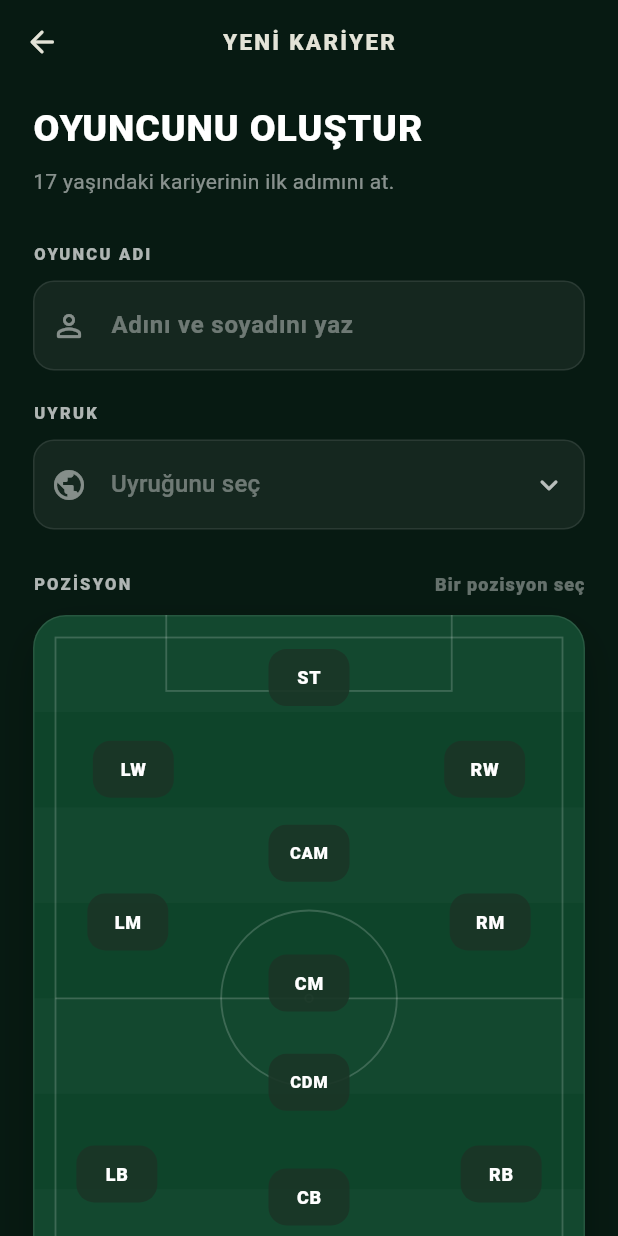
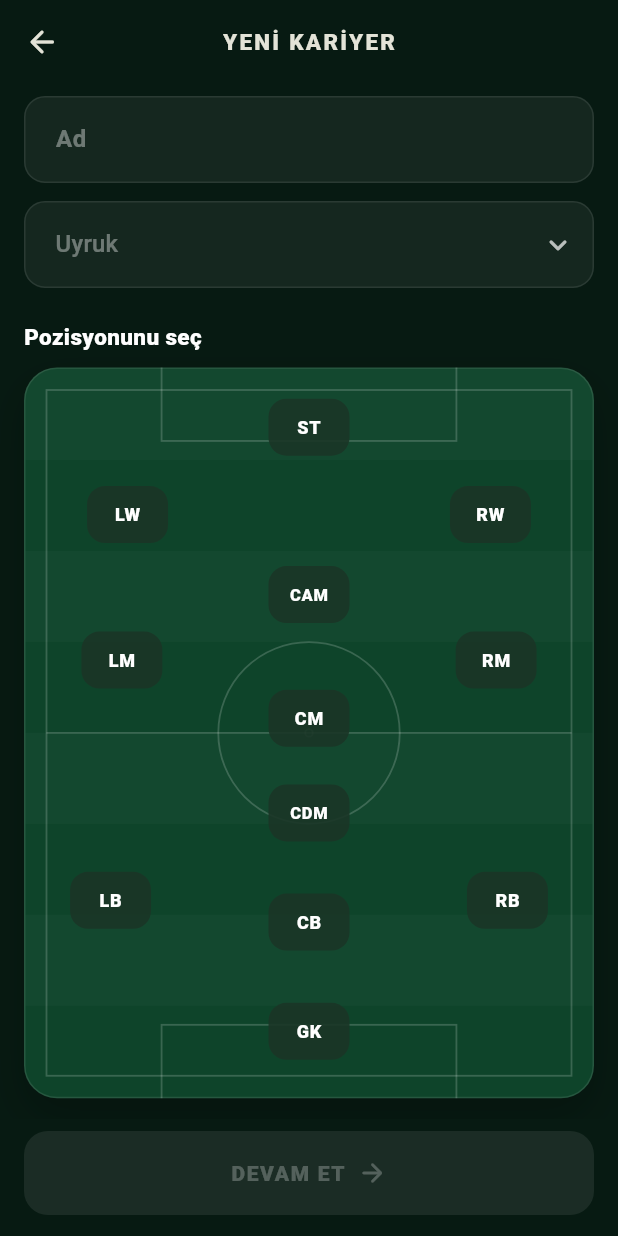
Before and after one commit to mfurkaneraslan/wonderkid, a Flutter app: the CreateCareerScreen screen opened directly, on a phone screen of 412 x 824 dp. Run offline on Flutter 3.47's test engine with Material 3 defaults, Android fonts, the light colour scheme and no system bars.

Commit message:
Refine new career mobile layout

```diff
--- a/lib/create_career_screen.dart
+++ b/lib/create_career_screen.dart
@@ -92,32 +92,12 @@ class _CreateCareerScreenState extends State<CreateCareerScreen> {
         top: false,
         child: Center(
           child: SingleChildScrollView(
-            padding: const EdgeInsets.fromLTRB(22, 12, 22, 30),
+            padding: const EdgeInsets.fromLTRB(16, 8, 16, 24),
             child: ConstrainedBox(
-              constraints: const BoxConstraints(maxWidth: 500),
+              constraints: const BoxConstraints(maxWidth: 440),
               child: Column(
                 crossAxisAlignment: CrossAxisAlignment.start,
                 children: [
-                  const Text(
-                    'OYUNCUNU OLUŞTUR',
-                    style: TextStyle(
-                      color: Colors.white,
-                      fontSize: 25,
-                      fontWeight: FontWeight.w900,
-                      letterSpacing: 0.6,
-                    ),
-                  ),
-                  const SizedBox(height: 7),
-                  Text(
-                    '17 yaşındaki kariyerinin ilk adımını at.',
-                    style: TextStyle(
-                      color: Colors.white.withValues(alpha: 0.52),
-                      fontSize: 14,
-                    ),
-                  ),
-                  const SizedBox(height: 30),
-                  const _SectionLabel('OYUNCU ADI'),
-                  const SizedBox(height: 10),
                   TextField(
                     key: const Key('playerNameField'),
                     controller: _nameController,
@@ -126,14 +106,10 @@ class _CreateCareerScreenState extends State<CreateCareerScreen> {
                     maxLength: 24,
                     onChanged: (_) => setState(() {}),
                     style: const TextStyle(fontWeight: FontWeight.w700),
-                    decoration: _inputDecoration(
-                      hintText: 'Adını ve soyadını yaz',
-                      prefixIcon: Icons.person_outline_rounded,
-                    ).copyWith(counterText: ''),
+                    decoration: _inputDecoration(hintText: 'Ad')
+                        .copyWith(counterText: ''),
                   ),
-                  const SizedBox(height: 20),
-                  const _SectionLabel('UYRUK'),
-                  const SizedBox(height: 10),
+                  const SizedBox(height: 12),
                   DropdownButtonFormField<String>(
                     key: const Key('nationalityField'),
                     initialValue: _nationality,
@@ -141,14 +117,12 @@ class _CreateCareerScreenState extends State<CreateCareerScreen> {
                     dropdownColor: const Color(0xFF143323),
                     icon: const Icon(Icons.keyboard_arrow_down_rounded),
                     hint: Text(
-                      'Uyruğunu seç',
+                      'Uyruk',
                       style: TextStyle(
                         color: Colors.white.withValues(alpha: 0.38),
                       ),
                     ),
-                    decoration: _inputDecoration(
-                      prefixIcon: Icons.public_rounded,
-                    ),
+                    decoration: _inputDecoration(),
                     items: _nationalities
                         .map(
                           (country) => DropdownMenuItem(
@@ -159,51 +133,74 @@ class _CreateCareerScreenState extends State<CreateCareerScreen> {
                         .toList(),
                     onChanged: (value) => setState(() => _nationality = value),
                   ),
-                  const SizedBox(height: 28),
+                  const SizedBox(height: 22),
                   Row(
                     mainAxisAlignment: MainAxisAlignment.spaceBetween,
                     children: [
-                      const _SectionLabel('POZİSYON'),
+                      const Text(
+                        'Pozisyonunu seç',
+                        style: TextStyle(
+                          color: Colors.white,
+                          fontSize: 15,
+                          fontWeight: FontWeight.w800,
+                        ),
+                      ),
                       AnimatedSwitcher(
                         duration: const Duration(milliseconds: 180),
+                        child: _position == null
+                            ? const SizedBox.shrink()
+                            : Container(
+                                key: ValueKey(_position),
+                                padding: const EdgeInsets.symmetric(
+                                  horizontal: 11,
+                                  vertical: 5,
+                                ),
+                                decoration: BoxDecoration(
+                                  color: _accent.withValues(alpha: 0.13),
+                                  borderRadius: BorderRadius.circular(20),
+                                ),
                                 child: Text(
-                          _position ?? 'Bir pozisyon seç',
-                          key: ValueKey(_position),
-                          style: TextStyle(
-                            color: _position == null
-                                ? Colors.white.withValues(alpha: 0.38)
-                                : _accent,
+                                  _position!,
+                                  style: const TextStyle(
+                                    color: _accent,
                                     fontSize: 12,
-                            fontWeight: FontWeight.w800,
-                            letterSpacing: 0.7,
+                                    fontWeight: FontWeight.w900,
+                                  ),
                                 ),
                               ),
                       ),
                     ],
                   ),
-                  const SizedBox(height: 12),
+                  const SizedBox(height: 10),
                   _PositionPitch(
                     selectedPosition: _position,
                     onSelected: (value) => setState(() => _position = value),
                   ),
-                  const SizedBox(height: 24),
-                  SizedBox(
+                ],
+              ),
+            ),
+          ),
+        ),
+      ),
+      bottomNavigationBar: SafeArea(
+        minimum: const EdgeInsets.fromLTRB(16, 8, 16, 14),
+        child: Center(
+          heightFactor: 1,
+          child: ConstrainedBox(
+            constraints: const BoxConstraints(maxWidth: 440),
+            child: SizedBox(
               width: double.infinity,
-                    height: 58,
+              height: 56,
               child: FilledButton(
                 key: const Key('continueButton'),
                 onPressed: _canContinue ? _continue : null,
                 style: FilledButton.styleFrom(
                   backgroundColor: _accent,
-                        disabledBackgroundColor: Colors.white.withValues(
-                          alpha: 0.08,
-                        ),
+                  disabledBackgroundColor: Colors.white.withValues(alpha: 0.08),
                   foregroundColor: const Color(0xFF0A2116),
-                        disabledForegroundColor: Colors.white.withValues(
-                          alpha: 0.25,
-                        ),
+                  disabledForegroundColor: Colors.white.withValues(alpha: 0.25),
                   shape: RoundedRectangleBorder(
-                          borderRadius: BorderRadius.circular(15),
+                    borderRadius: BorderRadius.circular(16),
                   ),
                 ),
                 child: const Row(
@@ -223,26 +220,19 @@ class _CreateCareerScreenState extends State<CreateCareerScreen> {
                 ),
               ),
             ),
-                ],
-              ),
-            ),
           ),
         ),
       ),
     );
   }
 
-  InputDecoration _inputDecoration({
-    String? hintText,
-    required IconData prefixIcon,
-  }) {
+  InputDecoration _inputDecoration({String? hintText}) {
     return InputDecoration(
       hintText: hintText,
       hintStyle: TextStyle(color: Colors.white.withValues(alpha: 0.38)),
-      prefixIcon: Icon(prefixIcon, color: Colors.white.withValues(alpha: 0.48)),
       filled: true,
       fillColor: Colors.white.withValues(alpha: 0.055),
-      contentPadding: const EdgeInsets.symmetric(horizontal: 18, vertical: 18),
+      contentPadding: const EdgeInsets.symmetric(horizontal: 17, vertical: 17),
       enabledBorder: OutlineInputBorder(
         borderRadius: BorderRadius.circular(14),
         borderSide: BorderSide(color: Colors.white.withValues(alpha: 0.09)),
@@ -250,25 +240,6 @@ class _CreateCareerScreenState extends State<CreateCareerScreen> {
       focusedBorder: OutlineInputBorder(
         borderRadius: BorderRadius.circular(14),
         borderSide: const BorderSide(color: _accent, width: 1.4),
-      ),
-    );
-  }
-}
-
-class _SectionLabel extends StatelessWidget {
-  const _SectionLabel(this.text);
-
-  final String text;
-
-  @override
-  Widget build(BuildContext context) {
-    return Text(
-      text,
-      style: TextStyle(
-        color: Colors.white.withValues(alpha: 0.68),
-        fontSize: 11,
-        fontWeight: FontWeight.w800,
-        letterSpacing: 1.5,
       ),
     );
   }
@@ -301,7 +272,7 @@ class _PositionPitch extends StatelessWidget {
   @override
   Widget build(BuildContext context) {
     return AspectRatio(
-      aspectRatio: 0.72,
+      aspectRatio: 0.78,
       child: Container(
         clipBehavior: Clip.antiAlias,
         decoration: BoxDecoration(
```
Also changed, not shown: 1 other file. Lines whose indentation alone changed are shown as unchanged.
